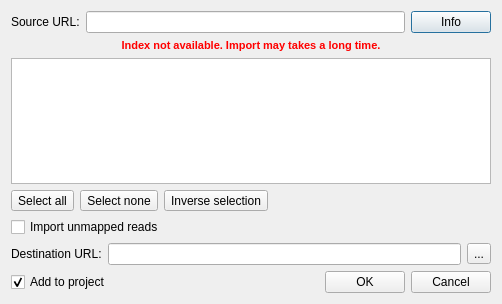
Before: the Qt Designer form src/plugins/dbi_bam/src/ConvertToSQLiteDialog.ui in violethaze74/ugene, drawn with Qt 5.
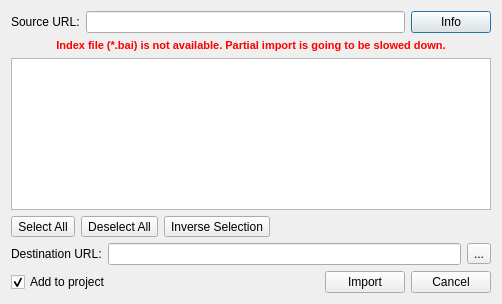
After: the same form once the commit is applied.

```diff
--- a/src/plugins/dbi_bam/src/ConvertToSQLiteDialog.ui
+++ b/src/plugins/dbi_bam/src/ConvertToSQLiteDialog.ui
@@ -46,7 +46,7 @@
 &lt;html&gt;&lt;head&gt;&lt;meta name=&quot;qrichtext&quot; content=&quot;1&quot; /&gt;&lt;style type=&quot;text/css&quot;&gt;
 p, li { white-space: pre-wrap; }
 &lt;/style&gt;&lt;/head&gt;&lt;body style=&quot; font-family:'MS Shell Dlg 2'; font-size:8.25pt; font-weight:400; font-style:normal;&quot;&gt;
-&lt;p align=&quot;center&quot; style=&quot; margin-top:0px; margin-bottom:0px; margin-left:0px; margin-right:0px; -qt-block-indent:0; text-indent:0px;&quot;&gt;&lt;span style=&quot; font-size:8pt; font-weight:600; color:#ff0000;&quot;&gt;Index not available. Import may takes a long time.&lt;/span&gt;&lt;/p&gt;&lt;/body&gt;&lt;/html&gt;</string>
+&lt;p align=&quot;center&quot; style=&quot; margin-top:0px; margin-bottom:0px; margin-left:0px; margin-right:0px; -qt-block-indent:0; text-indent:0px;&quot;&gt;&lt;span style=&quot; font-size:8pt; font-weight:600; color:#ff0000;&quot;&gt;Index file (*.bai) is not available. Partial import is going to be slowed down.&lt;/span&gt;&lt;/p&gt;&lt;/body&gt;&lt;/html&gt;</string>
      </property>
     </widget>
    </item>
@@ -68,21 +68,21 @@
      <item>
       <widget class="QToolButton" name="selectAllToolButton">
        <property name="text">
-        <string>Select all</string>
+        <string>Select All</string>
        </property>
       </widget>
      </item>
      <item>
       <widget class="QToolButton" name="selectNoneToolButton">
        <property name="text">
-        <string>Select none</string>
+        <string>Deselect All</string>
        </property>
       </widget>
      </item>
      <item>
       <widget class="QToolButton" name="inverseSelectionToolButton">
        <property name="text">
-        <string>Inverse selection</string>
+        <string>Inverse Selection</string>
        </property>
       </widget>
      </item>
@@ -101,33 +101,6 @@
      </item>
     </layout>
    </item>
-   <item>
-    <layout class="QHBoxLayout" name="horizontalLayout_4">
-     <property name="spacing">
-      <number>0</number>
-     </property>
-     <item>
-      <widget class="QCheckBox" name="importUnmappedBox">
-       <property name="text">
-        <string>Import unmapped reads</string>
-       </property>
-      </widget>
-     </item>
-     <item>
-      <spacer name="horizontalSpacer_2">
-       <property name="orientation">
-        <enum>Qt::Horizontal</enum>
-       </property>
-       <property name="sizeHint" stdset="0">
-        <size>
-         <width>40</width>
-         <height>20</height>
-        </size>
-       </property>
-      </spacer>
-     </item>
-    </layout>
-   </item>
    <item>
     <layout class="QGridLayout" name="gridLayout">
      <item row="1" column="0">
@@ -180,7 +153,7 @@
         <bool>true</bool>
        </property>
        <property name="text">
-        <string>OK</string>
+        <string>Import</string>
        </property>
        <property name="checkable">
         <bool>false</bool>
```
